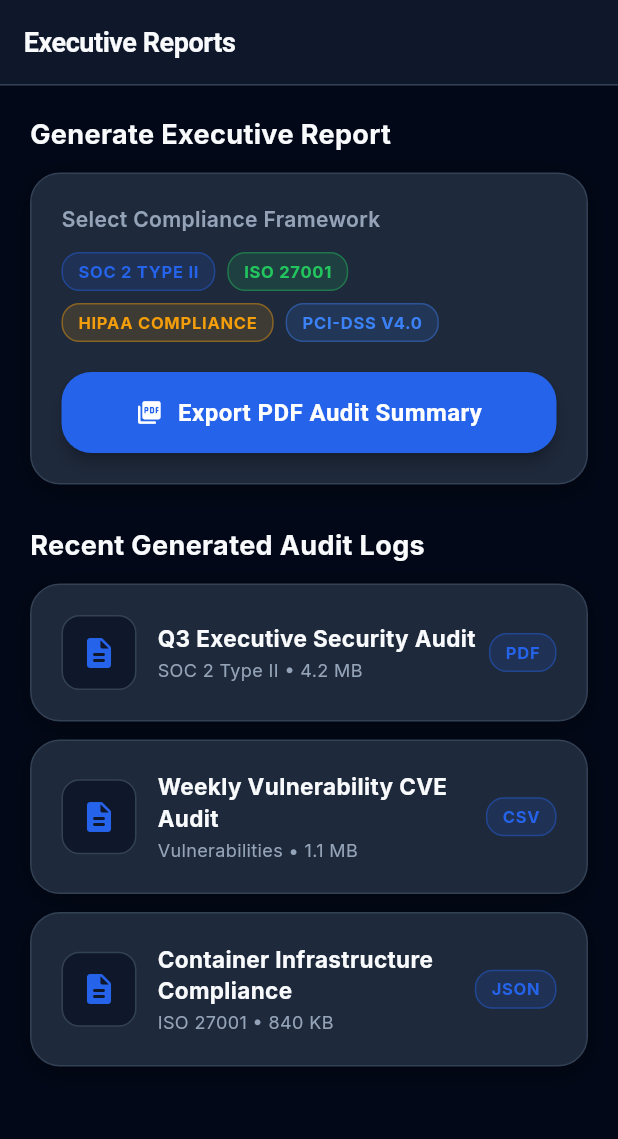
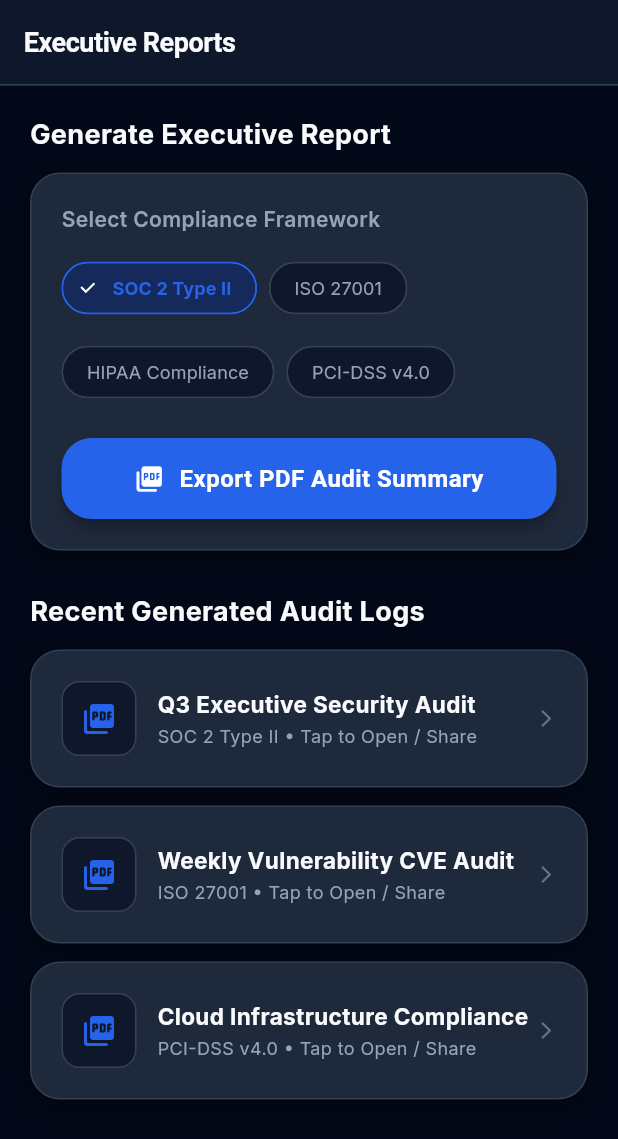
Before and after one commit to NATTOMR/secureguard-mobile, a Flutter app: the ReportsScreen screen opened by its route, on a phone screen of 412 x 824 dp. Shown: the top 1139 px of the screen. Run offline on Flutter 3.47's test engine with Material 3 defaults, Android fonts, the phone set to English and light mode, and no system bars; drawn by our look-alikes of flutter_animate; our stand-ins replace connectivity_plus, dio, equatable, firebase_core, firebase_messaging, fl_chart and 11 more; accounts and stored records are empty.

Commit message:
feat: add executive PDF security audit report generation, preview, and sharing

```diff
--- a/lib/features/reports/reports_screen.dart
+++ b/lib/features/reports/reports_screen.dart
@@ -2,10 +2,52 @@ import 'package:flutter/material.dart';
 import 'package:flutter_animate/flutter_animate.dart';
 import '../../core/constants/app_colors.dart';
 import '../../core/constants/app_strings.dart';
+import '../../core/services/report_pdf_service.dart';
 import '../../core/widgets/widgets.dart';
 
-class ReportsScreen extends StatelessWidget {
+class ReportsScreen extends StatefulWidget {
   const ReportsScreen({super.key});
+
+  @override
+  State<ReportsScreen> createState() => _ReportsScreenState();
+}
+
+class _ReportsScreenState extends State<ReportsScreen> {
+  String _selectedFramework = 'SOC 2 Type II';
+  bool _isGenerating = false;
+
+  final List<String> _frameworks = [
+    'SOC 2 Type II',
+    'ISO 27001',
+    'HIPAA Compliance',
+    'PCI-DSS v4.0',
+  ];
+
+  Future<void> _handleExportPdf({String? framework, String? title}) async {
+    final targetFramework = framework ?? _selectedFramework;
+    final targetTitle = title ?? 'Executive Security Audit ($targetFramework)';
+
+    setState(() => _isGenerating = true);
+    try {
+      await ReportPdfService.exportAndPreviewReport(
+        framework: targetFramework,
+        reportTitle: targetTitle,
+      );
+    } catch (e) {
+      if (mounted) {
+        ScaffoldMessenger.of(context).showSnackBar(
+          SnackBar(
+            content: Text('Error generating report: $e'),
+            backgroundColor: AppColors.critical,
+          ),
+        );
+      }
+    } finally {
+      if (mounted) {
+        setState(() => _isGenerating = false);
+      }
+    }
+  }
 
   @override
   Widget build(BuildContext context) {
@@ -35,25 +77,44 @@ class ReportsScreen extends StatelessWidget {
                     style: TextStyle(fontSize: 14, fontWeight: FontWeight.w600, color: AppColors.textSecondary),
                   ),
                   const SizedBox(height: 12),
-                  const Wrap(
+                  Wrap(
                     spacing: 8,
                     runSpacing: 8,
-                    children: [
-                      SGChip(label: 'SOC 2 Type II', variant: SGChipVariant.info),
-                      SGChip(label: 'ISO 27001', variant: SGChipVariant.success),
-                      SGChip(label: 'HIPAA Compliance', variant: SGChipVariant.medium),
-                      SGChip(label: 'PCI-DSS v4.0', variant: SGChipVariant.low),
-                    ],
+                    children: _frameworks.map((fw) {
+                      final isSelected = _selectedFramework == fw;
+                      return ChoiceChip(
+                        label: Text(fw),
+                        selected: isSelected,
+                        onSelected: (selected) {
+                          if (selected) {
+                            setState(() => _selectedFramework = fw);
+                          }
+                        },
+                        selectedColor: AppColors.primary.withValues(alpha: 0.25),
+                        backgroundColor: AppColors.surface,
+                        labelStyle: TextStyle(
+                          color: isSelected ? AppColors.primary : AppColors.textSecondary,
+                          fontWeight: isSelected ? FontWeight.bold : FontWeight.normal,
+                          fontSize: 12,
+                        ),
+                        side: BorderSide(
+                          color: isSelected ? AppColors.primary : AppColors.cardBorder,
+                        ),
+                        shape: RoundedRectangleBorder(borderRadius: BorderRadius.circular(20)),
+                      );
+                    }).toList(),
                   ),
                   const SizedBox(height: 20),
                   SGButton(
-                    label: 'Export PDF Audit Summary',
-                    icon: const Icon(Icons.picture_as_pdf_rounded, color: Colors.white),
-                    onPressed: () {
-                      ScaffoldMessenger.of(context).showSnackBar(
-                        const SnackBar(content: Text('Generating PDF Report... Download will start automatically.')),
-                      );
-                    },
+                    label: _isGenerating ? 'Rendering Vector PDF...' : 'Export PDF Audit Summary',
+                    icon: _isGenerating
+                        ? const SizedBox(
+                            width: 18,
+                            height: 18,
+                            child: CircularProgressIndicator(strokeWidth: 2, color: Colors.white),
+                          )
+                        : const Icon(Icons.picture_as_pdf_rounded, color: Colors.white, size: 20),
+                    onPressed: _isGenerating ? null : () => _handleExportPdf(),
                   ),
                 ],
               ),
@@ -67,24 +128,57 @@ class ReportsScreen extends StatelessWidget {
             ),
             const SizedBox(height: 12),
 
-            _buildReportTile(context, 'Q3 Executive Security Audit', 'SOC 2 Type II', 'PDF', '4.2 MB'),
-            _buildReportTile(context, 'Weekly Vulnerability CVE Audit', 'Vulnerabilities', 'CSV', '1.1 MB'),
-            _buildReportTile(context, 'Container Infrastructure Compliance', 'ISO 27001', 'JSON', '840 KB'),
+            _buildReportTile(
+              context,
+              'Q3 Executive Security Audit',
+              'SOC 2 Type II',
+              'PDF',
+              '4.2 MB',
+              onTap: () => _handleExportPdf(
+                framework: 'SOC 2 Type II',
+                title: 'Q3 Executive Security Audit',
+              ),
+            ),
+            _buildReportTile(
+              context,
+              'Weekly Vulnerability CVE Audit',
+              'ISO 27001',
+              'PDF',
+              '1.8 MB',
+              onTap: () => _handleExportPdf(
+                framework: 'ISO 27001',
+                title: 'Weekly Vulnerability CVE Audit',
+              ),
+            ),
+            _buildReportTile(
+              context,
+              'Cloud Infrastructure Compliance',
+              'PCI-DSS v4.0',
+              'PDF',
+              '2.4 MB',
+              onTap: () => _handleExportPdf(
+                framework: 'PCI-DSS v4.0',
+                title: 'Cloud Infrastructure Compliance',
+              ),
+            ),
           ],
         ),
       ),
     );
   }
 
-  Widget _buildReportTile(BuildContext context, String title, String category, String format, String size) {
+  Widget _buildReportTile(
+    BuildContext context,
+    String title,
+    String category,
+    String format,
+    String size, {
+    required VoidCallback onTap,
+  }) {
     return Padding(
       padding: const EdgeInsets.only(bottom: 12.0),
       child: SGCard(
-        onTap: () {
-          ScaffoldMessenger.of(context).showSnackBar(
-            SnackBar(content: Text('Downloading $title ($format)...')),
-          );
-        },
+        onTap: onTap,
         child: Row(
           children: [
             Container(
@@ -94,7 +188,7 @@ class ReportsScreen extends StatelessWidget {
                 borderRadius: BorderRadius.circular(12),
                 border: Border.all(color: AppColors.cardBorder),
               ),
-              child: const Icon(Icons.description_rounded, color: AppColors.primary, size: 24),
+              child: const Icon(Icons.picture_as_pdf_rounded, color: AppColors.primary, size: 24),
             ),
             const SizedBox(width: 14),
             Expanded(
@@ -103,11 +197,11 @@ class ReportsScreen extends StatelessWidget {
                 children: [
                   Text(title, style: TextStyle(fontSize: 15, fontWeight: FontWeight.bold, color: AppColors.textPrimary)),
                   const SizedBox(height: 2),
-                  Text('$category • $size', style: TextStyle(fontSize: 12, color: AppColors.textSecondary)),
+                  Text('$category • Tap to Open / Share', style: TextStyle(fontSize: 12, color: AppColors.textSecondary)),
                 ],
               ),
             ),
-            SGChip(label: format, variant: SGChipVariant.info),
+            Icon(Icons.arrow_forward_ios_rounded, size: 14, color: AppColors.textMuted),
           ],
         ),
       ),
--- a/pubspec.yaml
+++ b/pubspec.yaml
@@ -42,6 +42,10 @@ dependencies:
   permission_handler: ^11.3.0
   local_auth: ^2.1.8
   logger: ^2.0.2+1
+  # PDF Generation & Export
+  pdf: ^3.10.8
+  path_provider: ^2.1.2
+  share_plus: ^7.2.2
 
   # Firebase Infrastructure (Placeholders for enterprise integration)
   firebase_core: ^2.27.0
```
Also changed, not shown: lib/core/services/report_pdf_service.dart (added, +332 -0 lines), pubspec.lock, 4 other files.
